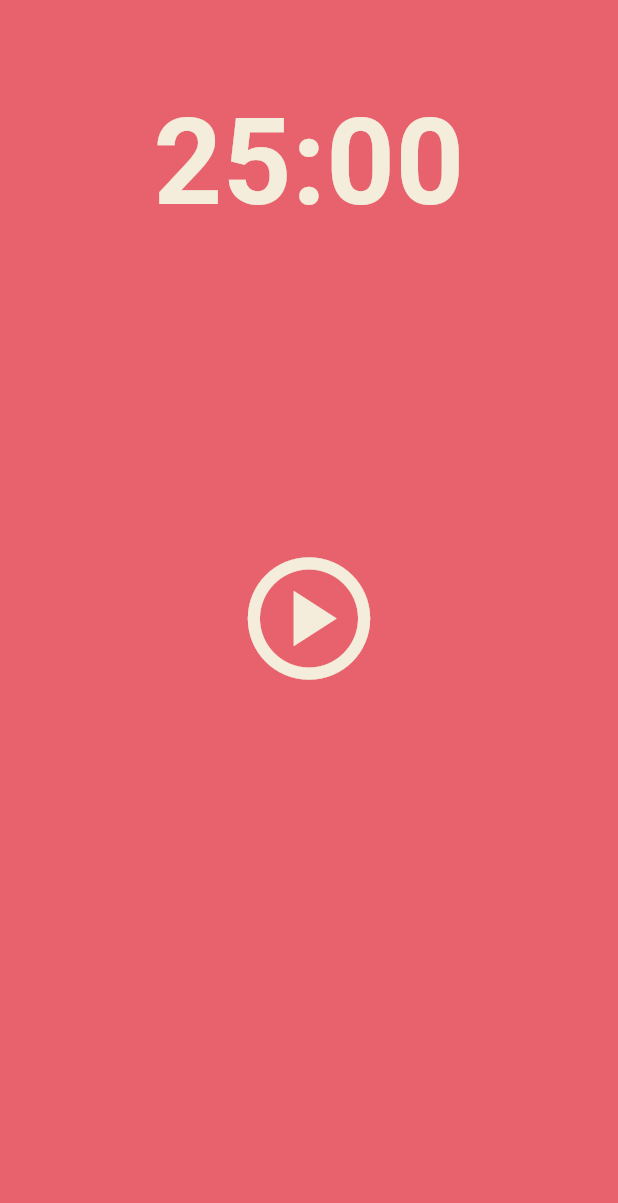
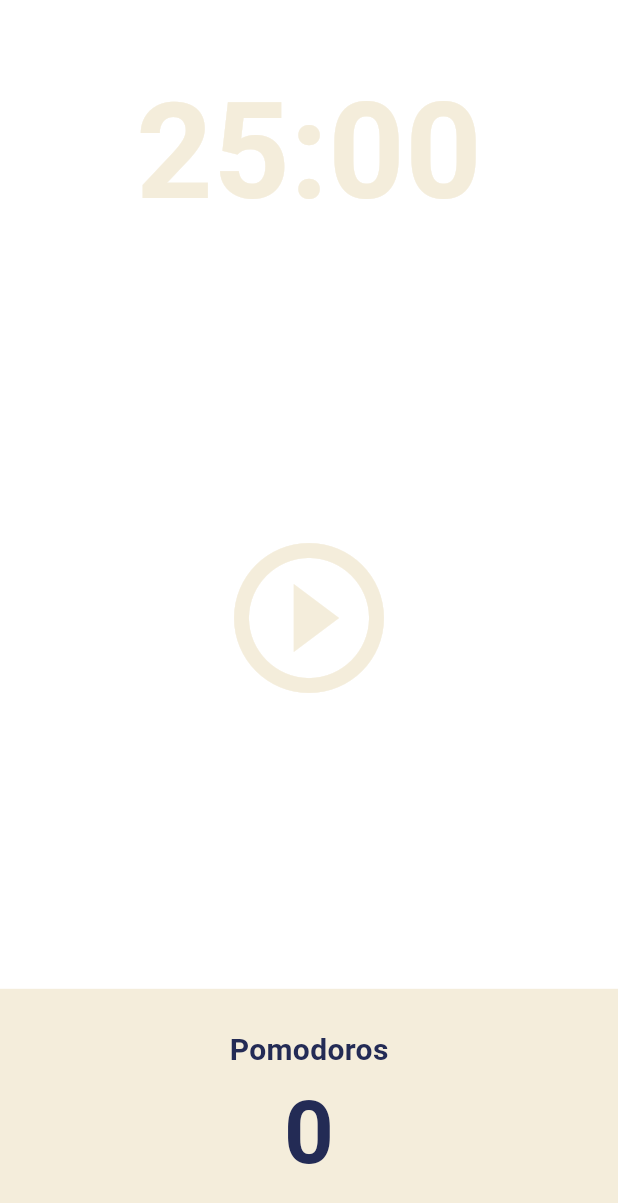
Before and after one commit to maskelog/Flutter_App, a Flutter app: the screen it shows after launch, on a phone screen of 412 x 824 dp. Shown: the top 1203 px of the screen. Run offline on Flutter 3.47's test engine with Material 3 defaults, Android fonts, the phone set to English and light mode, and no system bars.

Commit message:
레이아웃 구현

```diff
--- a/pomodoro/pomodoro/lib/screens/home_screen.dart
+++ b/pomodoro/pomodoro/lib/screens/home_screen.dart
@@ -11,7 +11,6 @@ class _HomeScreenState extends State<HomeScreen> {
   @override
   Widget build(BuildContext context) {
     return Scaffold(
-      backgroundColor: Theme.of(context).colorScheme.background,
       body: Column(
         children: [
           Flexible(
@@ -22,7 +21,7 @@ class _HomeScreenState extends State<HomeScreen> {
                 '25:00',
                 style: TextStyle(
                   color: Theme.of(context).cardColor,
-                  fontSize: 80,
+                  fontSize: 89,
                   fontWeight: FontWeight.w600,
                 ),
               ),
@@ -32,19 +31,50 @@ class _HomeScreenState extends State<HomeScreen> {
             flex: 3,
             child: Center(
               child: IconButton(
-                iconSize: 98,
+                iconSize: 120,
                 color: Theme.of(context).cardColor,
                 onPressed: () {},
-                icon: const Icon(
-                  Icons.play_circle_outlined,
-                ),
+                icon: const Icon(Icons.play_circle_outline),
               ),
             ),
           ),
           Flexible(
             flex: 1,
-            child: Container(),
-          ),
+            child: Row(
+              children: [
+                Expanded(
+                  child: Container(
+                    decoration: BoxDecoration(
+                      color: Theme.of(context).cardColor,
+                    ),
+                    child: Column(
+                      mainAxisAlignment: MainAxisAlignment.center,
+                      children: [
+                        Text(
+                          'Pomodoros',
+                          style: TextStyle(
+                            fontSize: 20,
+                            fontWeight: FontWeight.w600,
+                            color:
+                                Theme.of(context).textTheme.displayLarge!.color,
+                          ),
+                        ),
+                        Text(
+                          '0',
+                          style: TextStyle(
+                            fontSize: 58,
+                            fontWeight: FontWeight.w600,
+                            color:
+                                Theme.of(context).textTheme.displayLarge!.color,
+                          ),
+                        ),
+                      ],
+                    ),
+                  ),
+                ),
+              ],
+            ),
+          )
         ],
       ),
     );
```
